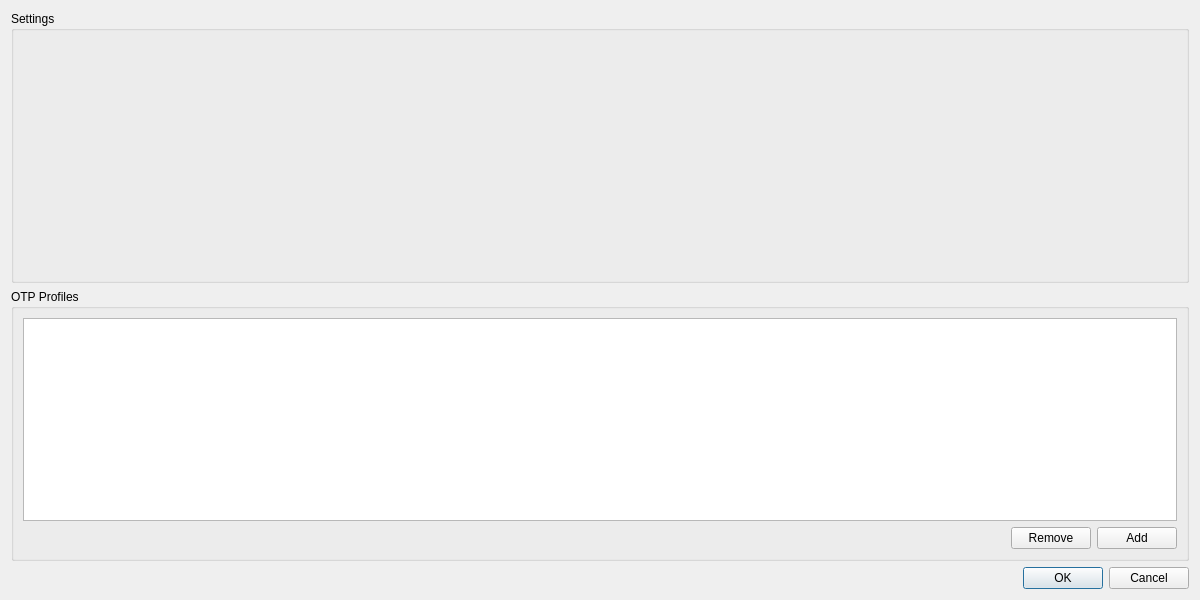
This is settings.ui in theinvisible/tinyotp as Qt 5 draws it before an edit. The edited form follows.
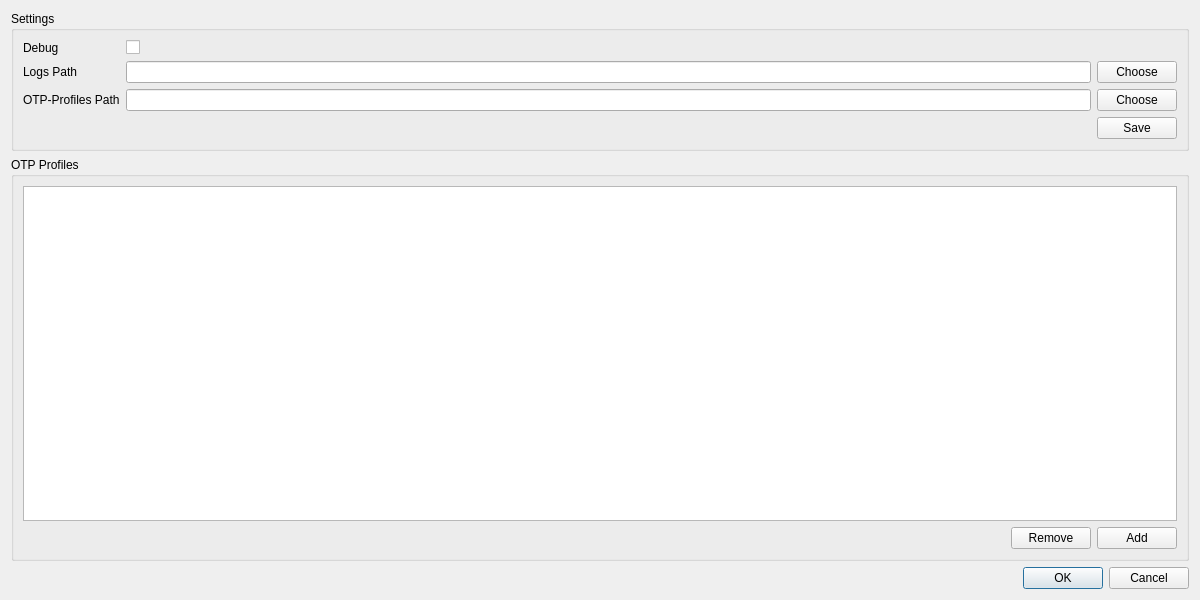
This is the edited form. Icons and pictures are not drawn.

Patch:
```diff
--- a/settings.ui
+++ b/settings.ui
@@ -25,17 +25,84 @@
      </property>
      <layout class="QVBoxLayout" name="verticalLayout_2">
       <item>
-       <spacer name="verticalSpacer">
-        <property name="orientation">
-         <enum>Qt::Vertical</enum>
-        </property>
-        <property name="sizeHint" stdset="0">
-         <size>
-          <width>20</width>
-          <height>211</height>
-         </size>
-        </property>
-       </spacer>
+       <layout class="QFormLayout" name="formLayout">
+        <item row="0" column="0">
+         <widget class="QLabel" name="debugLabel">
+          <property name="text">
+           <string>Debug</string>
+          </property>
+         </widget>
+        </item>
+        <item row="0" column="1">
+         <widget class="QCheckBox" name="cbDebug"/>
+        </item>
+        <item row="1" column="0">
+         <widget class="QLabel" name="logsPathLabel">
+          <property name="text">
+           <string>Logs Path</string>
+          </property>
+         </widget>
+        </item>
+        <item row="2" column="0">
+         <widget class="QLabel" name="oTPProfilesPathLabel">
+          <property name="text">
+           <string>OTP-Profiles Path</string>
+          </property>
+         </widget>
+        </item>
+        <item row="1" column="1">
+         <layout class="QHBoxLayout" name="horizontalLayout_3">
+          <item>
+           <widget class="QLineEdit" name="leLogs"/>
+          </item>
+          <item>
+           <widget class="QPushButton" name="btnLogs">
+            <property name="text">
+             <string>Choose</string>
+            </property>
+           </widget>
+          </item>
+         </layout>
+        </item>
+        <item row="2" column="1">
+         <layout class="QHBoxLayout" name="horizontalLayout_4">
+          <item>
+           <widget class="QLineEdit" name="leOTPProfiles"/>
+          </item>
+          <item>
+           <widget class="QPushButton" name="btnOTPProfiles">
+            <property name="text">
+             <string>Choose</string>
+            </property>
+           </widget>
+          </item>
+         </layout>
+        </item>
+       </layout>
+      </item>
+      <item>
+       <layout class="QHBoxLayout" name="horizontalLayout_5">
+        <item>
+         <spacer name="horizontalSpacer_2">
+          <property name="orientation">
+           <enum>Qt::Horizontal</enum>
+          </property>
+          <property name="sizeHint" stdset="0">
+           <size>
+            <width>40</width>
+            <height>20</height>
+           </size>
+          </property>
+         </spacer>
+        </item>
+        <item>
+         <widget class="QPushButton" name="btnSaveSettings">
+          <property name="text">
+           <string>Save</string>
+          </property>
+         </widget>
+        </item>
+       </layout>
       </item>
      </layout>
     </widget>
```
